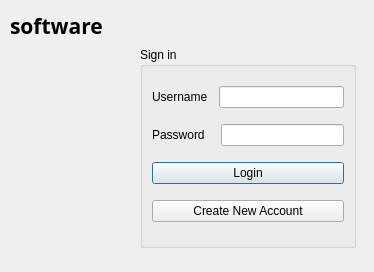
This is login.ui in KANKAN25/Tipid-Timpla-Tracker as Qt 5 draws it before an edit. The edited form follows.
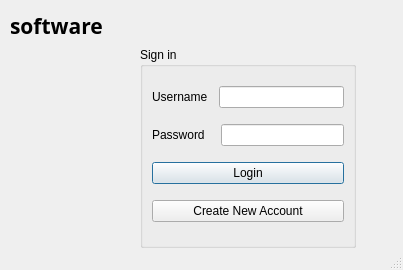
This is the edited form.

Patch:
```diff
--- a/login.ui
+++ b/login.ui
@@ -6,13 +6,40 @@
    <rect>
     <x>0</x>
     <y>0</y>
-    <width>374</width>
-    <height>272</height>
+    <width>403</width>
+    <height>270</height>
    </rect>
   </property>
+  <property name="sizePolicy">
+   <sizepolicy hsizetype="Minimum" vsizetype="Minimum">
+    <horstretch>1</horstretch>
+    <verstretch>1</verstretch>
+   </sizepolicy>
+  </property>
+  <property name="minimumSize">
+   <size>
+    <width>1</width>
+    <height>1</height>
+   </size>
+  </property>
+  <property name="sizeIncrement">
+   <size>
+    <width>1</width>
+    <height>1</height>
+   </size>
+  </property>
+  <property name="baseSize">
+   <size>
+    <width>1</width>
+    <height>1</height>
+   </size>
+  </property>
   <property name="windowTitle">
    <string>Dialog</string>
   </property>
+  <property name="sizeGripEnabled">
+   <bool>true</bool>
+  </property>
   <widget class="QGroupBox" name="groupBox">
    <property name="geometry">
     <rect>
```
